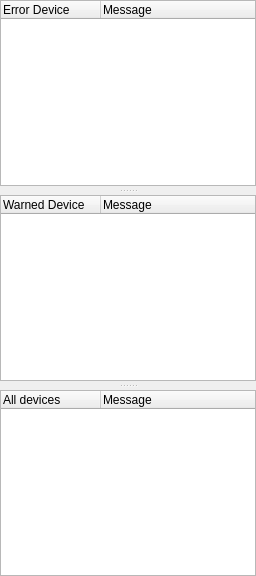
Qt form rqt_robot_monitor/resource/robotmonitor_mainwidget.ui (clearpathrobotics/rqt_robot_plugins) before a commit.
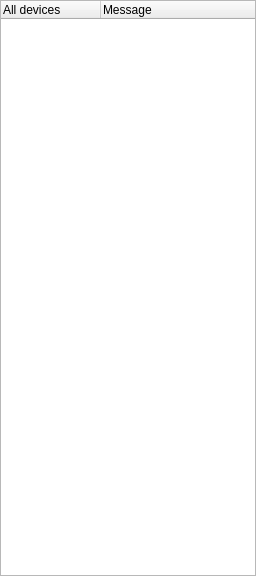
The same form after that commit. Custom widgets are drawn as their Qt base class.

Commit message: Removed warning and error trees for simplicity

```diff
--- a/rqt_robot_monitor/resource/robotmonitor_mainwidget.ui
+++ b/rqt_robot_monitor/resource/robotmonitor_mainwidget.ui
@@ -2,6 +2,14 @@
 <ui version="4.0">
  <class>RobotMonitorWidget</class>
  <widget class="RobotMonitorWidget" name="RobotMonitorWidget">
+  <property name="geometry">
+   <rect>
+    <x>0</x>
+    <y>0</y>
+    <width>256</width>
+    <height>576</height>
+   </rect>
+  </property>
   <property name="minimumSize">
    <size>
     <width>200</width>
@@ -26,54 +34,6 @@
      <property name="handleWidth">
       <number>9</number>
      </property>
-     <widget class="QTreeWidget" name="err_flattree">
-      <property name="minimumSize">
-       <size>
-        <width>75</width>
-        <height>25</height>
-       </size>
-      </property>
-      <property name="alternatingRowColors">
-       <bool>true</bool>
-      </property>
-      <property name="sortingEnabled">
-       <bool>false</bool>
-      </property>
-      <column>
-       <property name="text">
-        <string notr="true">Error Device</string>
-       </property>
-      </column>
-      <column>
-       <property name="text">
-        <string>Message</string>
-       </property>
-      </column>
-     </widget>
-     <widget class="QTreeWidget" name="warn_flattree">
-      <property name="minimumSize">
-       <size>
-        <width>75</width>
-        <height>25</height>
-       </size>
-      </property>
-      <property name="alternatingRowColors">
-       <bool>true</bool>
-      </property>
-      <property name="sortingEnabled">
-       <bool>false</bool>
-      </property>
-      <column>
-       <property name="text">
-        <string notr="true">Warned Device</string>
-       </property>
-      </column>
-      <column>
-       <property name="text">
-        <string>Message</string>
-       </property>
-      </column>
-     </widget>
      <widget class="QTreeWidget" name="tree_all_devices">
       <property name="minimumSize">
        <size>
@@ -119,11 +79,7 @@
    <class>RobotMonitorWidget</class>
    <extends>QWidget</extends>
    <header>rqt_robot_monitor.robot_monitor</header>
-  </customwidget>
-  <customwidget>
-   <class>TimelinePane</class>
-   <extends>QWidget</extends>
-   <header>rqt_robot_monitor.timeline_pane</header>
+   <container>1</container>
   </customwidget>
  </customwidgets>
  <resources/>
```
Left out of the diff: 2 changed lines with no effect on the pictures. The commit also changes 1 other file.
